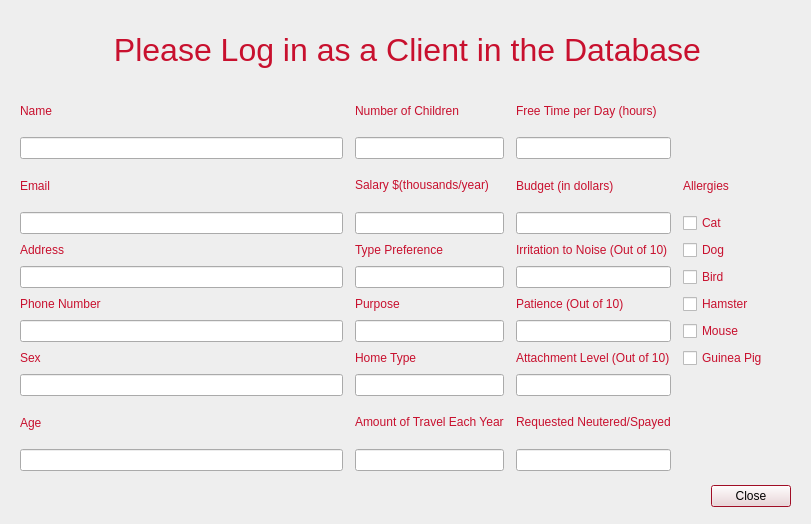
The window that cuACS/viewprofile.ui (cameronhawtin/Animal-Farm-cuACS) describes before a commit, drawn with Qt 5.
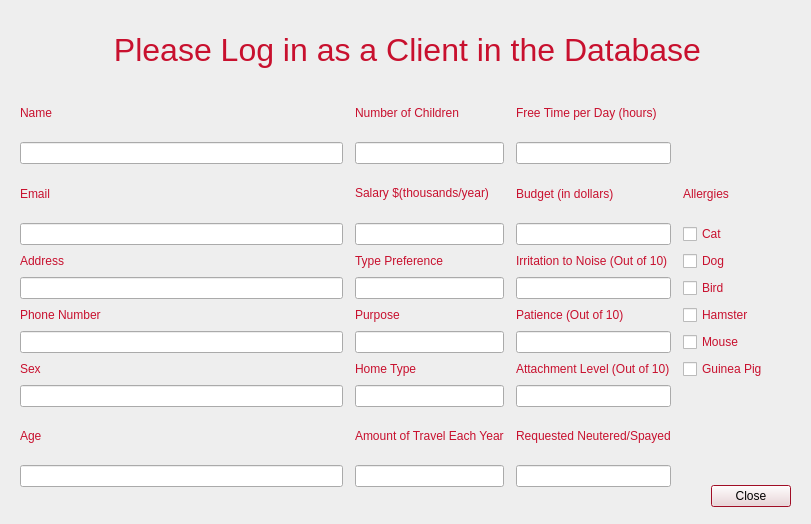
The same window after the commit.

Patch:
```diff
--- a/cuACS/viewprofile.ui
+++ b/cuACS/viewprofile.ui
@@ -234,7 +234,7 @@
      <x>20</x>
      <y>90</y>
      <width>771</width>
-     <height>381</height>
+     <height>397</height>
     </rect>
    </property>
    <layout class="QGridLayout" name="gridLayout_24" columnstretch="3,1,1,1">
```
Left out of the diff: 26 changed lines with no effect on the pictures.
